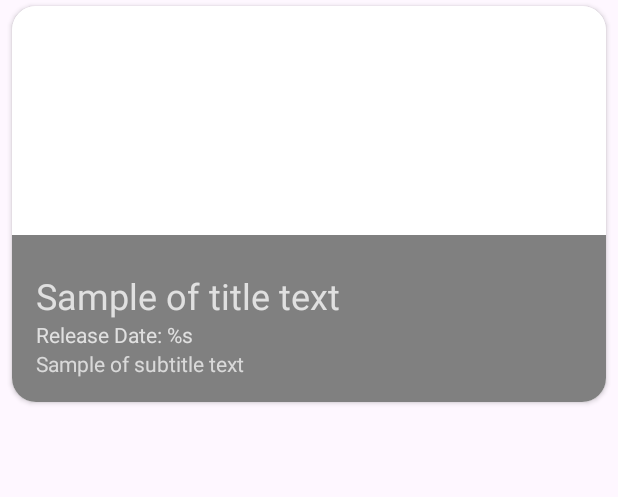
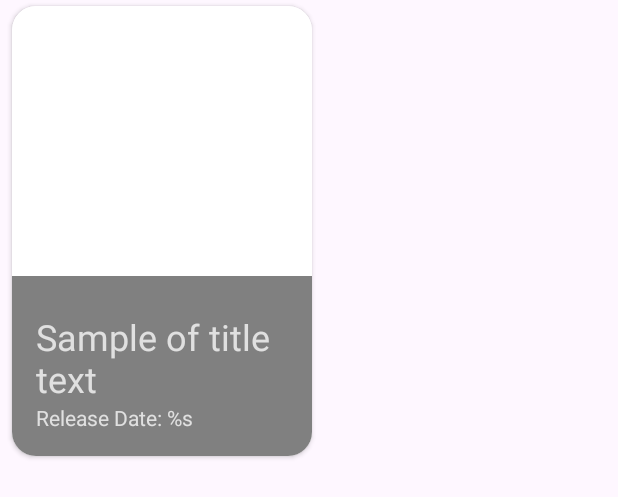
Before and after one commit to rayhan204/MovieApp, an Android app: the layout item_list_movie.xml on its own in the app's theme, with its tools: preview values and no code run, on a phone screen of 412 x 824 dp. Shown: the top 497 px of the screen. Run offline under Robolectric (Android 15) with nearby library versions, the phone set to English and light mode, and no system bars.

Commit message:
commit 2

```diff
--- a/app/build.gradle.kts
+++ b/app/build.gradle.kts
@@ -9,7 +9,7 @@ android {
 
     defaultConfig {
         applicationId = "com.example.capstoneexpert"
-        minSdk = 24
+        minSdk = 26
         targetSdk = 35
         versionCode = 1
         versionName = "1.0"
--- a/app/src/main/AndroidManifest.xml
+++ b/app/src/main/AndroidManifest.xml
@@ -1,6 +1,8 @@
 <?xml version="1.0" encoding="utf-8"?>
 <manifest xmlns:android="http://schemas.android.com/apk/res/android"
     xmlns:tools="http://schemas.android.com/tools">
+
+    <uses-permission android:name="android.permission.INTERNET"/>
 
     <application
         android:name=".MyApplication"
--- /dev/null
+++ b/app/src/main/res/drawable/ic_favorite_red.xml
@@ -0,0 +1,5 @@
+<vector xmlns:android="http://schemas.android.com/apk/res/android" android:height="24dp" android:tint="#ED0E0E" android:viewportHeight="24" android:viewportWidth="24" android:width="24dp">
+
+    <path android:fillColor="@android:color/white" android:pathData="M12,21.35l-1.45,-1.32C5.4,15.36 2,12.28 2,8.5 2,5.42 4.42,3 7.5,3c1.74,0 3.41,0.81 4.5,2.09C13.09,3.81 14.76,3 16.5,3 19.58,3 22,5.42 22,8.5c0,3.78 -3.4,6.86 -8.55,11.54L12,21.35z"/>
+
+</vector>
--- a/app/src/main/res/layout/content_main.xml
+++ b/app/src/main/res/layout/content_main.xml
@@ -11,9 +11,9 @@
         android:id="@+id/nav_host_fragment"
         android:layout_width="match_parent"
         android:layout_height="match_parent"
-        app:layout_constraintTop_toTopOf="parent"
         app:layout_constraintLeft_toLeftOf="parent"
         app:layout_constraintRight_toRightOf="parent"
+        app:layout_constraintTop_toTopOf="parent"
         tools:layout="@layout/fragment_home"/>
 
 </androidx.constraintlayout.widget.ConstraintLayout>
--- a/app/src/main/res/values/dimens.xml
+++ b/app/src/main/res/values/dimens.xml
@@ -6,5 +6,4 @@
     <dimen name="fab_margin">16dp</dimen>
     <dimen name="app_bar_height">360dp</dimen>
     <dimen name="text_margin">16dp</dimen>
-    <dimen name="corner_radius">16dp</dimen>
 </resources>
--- a/app/src/main/res/values/strings.xml
+++ b/app/src/main/res/values/strings.xml
@@ -21,6 +21,6 @@
     <string name="rate">Rate: %s</string>
     <string name="favorite_icon">icon favorite</string>
     <string name="votes">Votes: %d</string>
-    <string name="overview">Kraven Kravinoff's complex relationship with his ruthless gangster father, Nikolai…</string>
+    <string name="overview">Kraven Kravinoff\'s complex relationship with his ruthless gangster father, Nikolai…</string>
     <string name="popularity">Popularity: %s</string>
 </resources>
--- a/core/build.gradle.kts
+++ b/core/build.gradle.kts
@@ -10,7 +10,7 @@ android {
     compileSdk = 35
 
     defaultConfig {
-        minSdk = 24
+        minSdk = 26
 
         testInstrumentationRunner = "androidx.test.runner.AndroidJUnitRunner"
         consumerProguardFiles("consumer-rules.pro")
--- a/core/src/main/java/com/example/core/data/source/remote/network/ApiService.kt
+++ b/core/src/main/java/com/example/core/data/source/remote/network/ApiService.kt
@@ -2,14 +2,11 @@ package com.example.core.data.source.remote.network
 
 import com.example.core.data.source.remote.response.ListMovieResponse
 import retrofit2.http.GET
-import retrofit2.http.Header
 import retrofit2.http.Query
 
 interface ApiService {
     @GET("3/movie/now_playing")
     suspend fun getList(
-        @Header("Authorization") authHeader: String,
-        @Query("language") language: String = "en-US",
-        @Query("page") page: Int = 1
+        @Query("api_key") apiKey: String
     ): ListMovieResponse
 }
--- a/core/src/main/java/com/example/core/di/CoreModule.kt
+++ b/core/src/main/java/com/example/core/di/CoreModule.kt
@@ -36,7 +36,6 @@ val networkModule = module {
                         "Authorization",
                         "Bearer eyJhbGciOiJIUzI1NiJ9.eyJhdWQiOiI4ZWUwODIwODRkMjBlMTZhZWE3NWM5MTE0Njc0NWIzOSIsIm5iZiI6MTczODgyMTM1MS44ODUsInN1YiI6IjY3YTQ0ZWU3NDUwMWIyZjIzMzY2ZDQyMCIsInNjb3BlcyI6WyJhcGlfcmVhZCJdLCJ2ZXJzaW9uIjoxfQ.a1Bshfl83q7DCTfqq3-4HzKA9QX5lnZWZFoByNGJDPs"
                     )
-                    .addHeader("accept", "application/json")
                     .build()
                 chain.proceed(request)
             }
--- a/core/src/main/java/com/example/core/ui/MovieAdapter.kt
+++ b/core/src/main/java/com/example/core/ui/MovieAdapter.kt
@@ -27,12 +27,11 @@ class MovieAdapter : ListAdapter<Movie, MovieAdapter.ListViewHolder>(DIFF_CALLBA
         RecyclerView.ViewHolder(binding.root) {
         fun bind(data: Movie) {
             Glide.with(itemView.context)
-                .load(data.posterPath)
+                .load("https://image.tmdb.org/t/p/w500${data.posterPath}")
                 .into(binding.ivItemImage)
 
             binding.tvItemTitle.text = data.title
             binding.tvReleaseDate.text = data.releaseDate
-            binding.tvItemSubtitle.text = data.overview
         }
 
         init {
--- a/core/src/main/res/layout/item_list_movie.xml
+++ b/core/src/main/res/layout/item_list_movie.xml
@@ -3,7 +3,7 @@
     xmlns:app="http://schemas.android.com/apk/res-auto"
     xmlns:tools="http://schemas.android.com/tools"
     style="@style/CardView.Light"
-    android:layout_width="match_parent"
+    android:layout_width="wrap_content"
     android:layout_height="wrap_content"
     android:layout_marginStart="8dp"
     android:layout_marginTop="4dp"
@@ -17,12 +17,11 @@
 
         <ImageView
             android:id="@+id/iv_item_image"
-            android:layout_width="0dp"
-            android:layout_height="0dp"
+            android:layout_width="200dp"
+            android:layout_height="300dp"
             android:background="@android:color/white"
             android:contentDescription="@string/image_description"
-            android:scaleType="centerCrop"
-            app:layout_constraintDimensionRatio="H,1.5:1"
+            android:scaleType="fitCenter"
             app:layout_constraintEnd_toEndOf="parent"
             app:layout_constraintStart_toStartOf="parent"
             app:layout_constraintTop_toTopOf="parent" />
@@ -62,28 +61,16 @@
             android:layout_width="0dp"
             android:layout_height="wrap_content"
             android:layout_marginStart="16dp"
-            android:layout_marginTop="8dp"
-            android:layout_marginEnd="16dp"
-            android:text="@string/release_date"
-            android:textSize="14sp"
-            android:textColor="#E0E0E0"
-            app:layout_constraintEnd_toEndOf="parent"
-            app:layout_constraintBottom_toTopOf="@+id/tv_item_subtitle"
-            app:layout_constraintStart_toStartOf="parent"/>
-
-        <TextView
-            android:id="@+id/tv_item_subtitle"
-            android:layout_width="0dp"
-            android:layout_height="wrap_content"
-            android:layout_marginStart="16dp"
             android:layout_marginEnd="16dp"
             android:layout_marginBottom="16dp"
-            android:textAppearance="@style/TextAppearance.AppCompat.Body1"
-            android:textColor="#B3FFFFFF"
+            android:text="@string/release_date"
+            android:textColor="#E0E0E0"
+            android:textSize="14sp"
             app:layout_constraintBottom_toBottomOf="@+id/iv_item_image"
             app:layout_constraintEnd_toEndOf="parent"
-            app:layout_constraintStart_toStartOf="parent"
-            tools:text="@string/text_subtitle" />
+            app:layout_constraintStart_toStartOf="parent" />
+
+
 
 
     </androidx.constraintlayout.widget.ConstraintLayout>
--- a/favorite/src/main/java/com/example/favorite/FavoriteActivity.kt
+++ b/favorite/src/main/java/com/example/favorite/FavoriteActivity.kt
@@ -6,6 +6,7 @@ import android.view.MenuItem
 import android.view.View
 import androidx.appcompat.app.AppCompatActivity
 import androidx.recyclerview.widget.LinearLayoutManager
+import androidx.recyclerview.widget.StaggeredGridLayoutManager
 import com.example.capstoneexpert.detail.DetailActivity
 import com.example.core.ui.MovieAdapter
 import com.example.favorite.databinding.ActivityFavoriteBinding
@@ -50,12 +51,10 @@ class FavoriteActivity : AppCompatActivity() {
 
         favoriteViewModel.favoriteMovie.observe(this) { dataMovie ->
             movieAdapter.submitList(dataMovie)
-            binding.viewEmpty.root.visibility =
-                if (dataMovie.isNullOrEmpty()) View.GONE else View.VISIBLE
         }
 
         with(binding.rvMovie) {
-            layoutManager = LinearLayoutManager(this@FavoriteActivity)
+            layoutManager = StaggeredGridLayoutManager(2, StaggeredGridLayoutManager.VERTICAL)
             setHasFixedSize(true)
             adapter = movieAdapter
         }
```
Also changed, not shown: app/src/main/java/com/example/capstoneexpert/detail/DetailActivity.kt (+3 -4 lines), app/src/main/java/com/example/capstoneexpert/home/HomeFragment.kt (+5 -7 lines), app/src/main/res/layout/app_bar_main.xml (+4 -3 lines), favorite/build.gradle.kts (+6 -1 lines).
